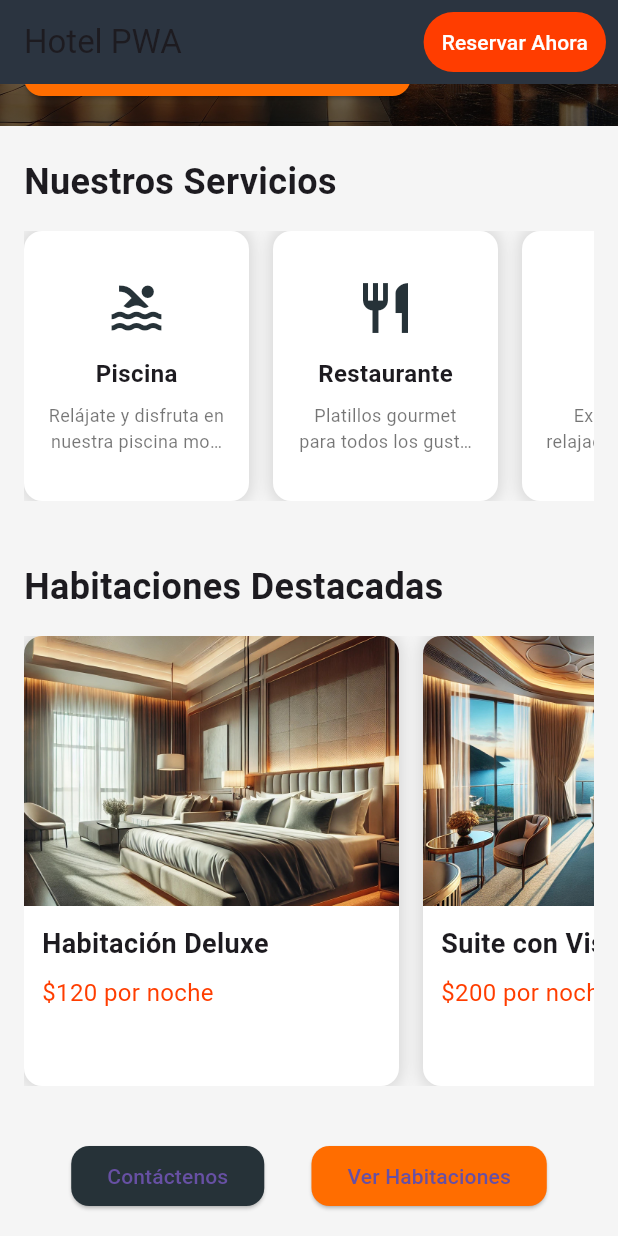
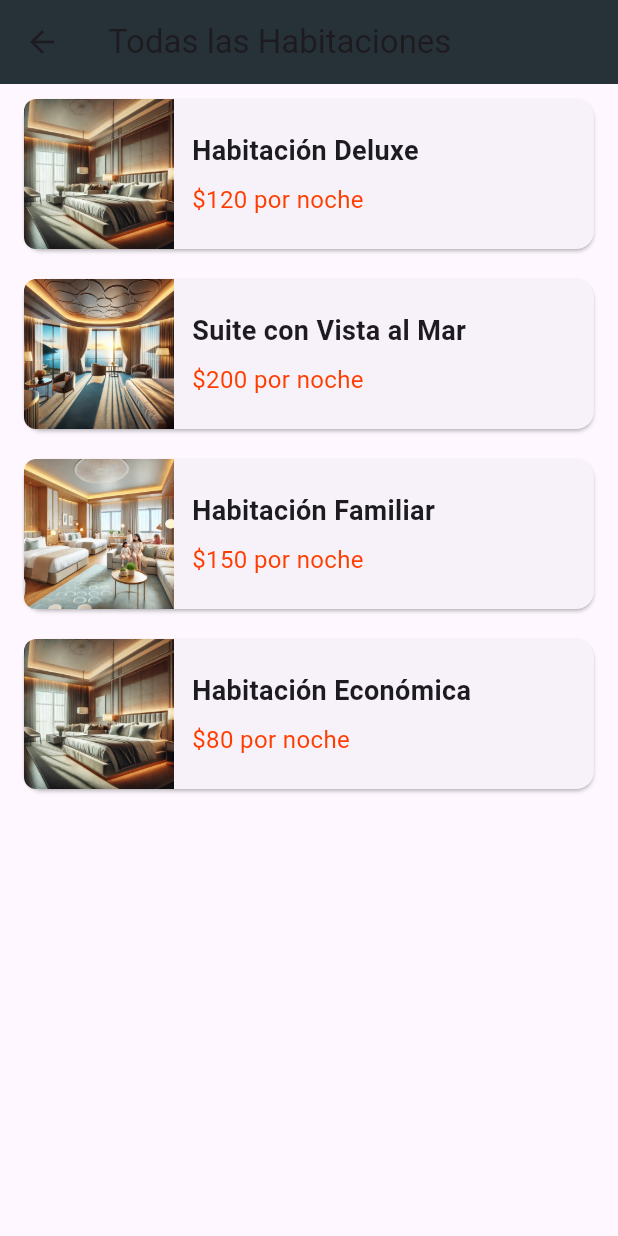
Before and after one commit to ToxikFocus/Hoteleria, a Flutter app: the screen it shows after launch, scrolled down 322 dp, after a tap on "Ver Habitaciones", on a phone screen of 412 x 824 dp. Run offline on Flutter 3.47's test engine with Material 3 defaults, Android fonts, the phone set to English and light mode, and no system bars; our stand-ins replace sqflite; accounts and stored records are empty.

Commit message:
consulta de habitaciones lista

```diff
--- /dev/null
+++ b/lib/AllRoomsScreen.dart
@@ -0,0 +1,107 @@
+import 'package:flutter/material.dart';
+import 'RoomDetailsScreen.dart'; // Importamos la pantalla de detalles
+
+class AllRoomsScreen extends StatelessWidget {
+  const AllRoomsScreen({super.key});
+
+  @override
+  Widget build(BuildContext context) {
+    final List<Map<String, String>> rooms = [
+      {
+        'image': 'assets/images/room1.jpg',
+        'title': 'Habitación Deluxe',
+        'price': '\$120 por noche',
+        'description': 'La Habitación Deluxe cuenta con vistas impresionantes y todas las comodidades modernas para garantizar una estancia lujosa y cómoda.',
+      },
+      {
+        'image': 'assets/images/room2.jpg',
+        'title': 'Suite con Vista al Mar',
+        'price': '\$200 por noche',
+        'description': 'Disfruta de la vista al mar desde esta suite equipada con una sala de estar privada, balcón y bañera de hidromasaje.',
+      },
+      {
+        'image': 'assets/images/room3.jpg',
+        'title': 'Habitación Familiar',
+        'price': '\$150 por noche',
+        'description': 'Ideal para familias, esta habitación ofrece espacio adicional, camas dobles y entretenimiento para los niños.',
+      },
+      {
+        'image': 'assets/images/room1.jpg',
+        'title': 'Habitación Económica',
+        'price': '\$80 por noche',
+        'description': 'Perfecta para presupuestos ajustados, esta habitación combina comodidad y ahorro sin comprometer la calidad.',
+      },
+    ];
+
+    return Scaffold(
+      appBar: AppBar(
+        title: const Text('Todas las Habitaciones'),
+        backgroundColor: Colors.blueGrey[900],
+      ),
+      body: ListView.builder(
+        itemCount: rooms.length,
+        itemBuilder: (context, index) {
+          final room = rooms[index];
+          return GestureDetector(
+            onTap: () {
+              // Navegar a la pantalla de detalles con datos específicos
+              Navigator.push(
+                context,
+                MaterialPageRoute(
+                  builder: (context) => RoomDetailsScreen(
+                    imageUrl: room['image']!,
+                    title: room['title']!,
+                    price: room['price']!,
+                    description: room['description']!,
+                  ),
+                ),
+              );
+            },
+            child: Card(
+              margin: const EdgeInsets.symmetric(vertical: 10.0, horizontal: 16.0),
+              child: Row(
+                children: [
+                  // Imagen de la habitación
+                  ClipRRect(
+                    borderRadius: const BorderRadius.horizontal(left: Radius.circular(8.0)),
+                    child: Image.asset(
+                      room['image']!,
+                      height: 100,
+                      width: 100,
+                      fit: BoxFit.cover,
+                    ),
+                  ),
+                  Expanded(
+                    child: Padding(
+                      padding: const EdgeInsets.all(12.0),
+                      child: Column(
+                        crossAxisAlignment: CrossAxisAlignment.start,
+                        children: [
+                          Text(
+                            room['title']!,
+                            style: const TextStyle(
+                              fontSize: 18,
+                              fontWeight: FontWeight.bold,
+                            ),
+                          ),
+                          const SizedBox(height: 8.0),
+                          Text(
+                            room['price']!,
+                            style: TextStyle(
+                              fontSize: 16,
+                              color: Colors.deepOrangeAccent[400],
+                            ),
+                          ),
+                        ],
+                      ),
+                    ),
+                  ),
+                ],
+              ),
+            ),
+          );
+        },
+      ),
+    );
+  }
+}
--- a/lib/home_screen.dart
+++ b/lib/home_screen.dart
@@ -1,8 +1,12 @@
-// Archivo: home_screen.dart
 import 'package:flutter/material.dart';
 import 'package:intl/intl.dart';
 
+import 'AllRoomsScreen.dart';
+import 'AvailableRoomsScreen.dart';
+
 class HomeScreen extends StatefulWidget {
+  const HomeScreen({super.key});
+
   @override
   _HomeScreenState createState() => _HomeScreenState();
 }
@@ -16,8 +20,8 @@ class _HomeScreenState extends State<HomeScreen> {
     return Scaffold(
       backgroundColor: Colors.grey[100],
       appBar: AppBar(
-        title: Text('Hotel PWA'),
-        backgroundColor: Colors.blueGrey[900], // Cambiamos a un azul gris oscuro
+        title: const Text('Hotel PWA'),
+        backgroundColor: Colors.blueGrey[900],
         elevation: 1,
         actions: [
           Padding(
@@ -28,14 +32,17 @@ class _HomeScreenState extends State<HomeScreen> {
               },
               style: ButtonStyle(
                 foregroundColor: MaterialStateProperty.all(Colors.white),
-                backgroundColor: MaterialStateProperty.all(Colors.deepOrangeAccent[400]),
+                backgroundColor: MaterialStateProperty.all(Colors.orange),
                 shape: MaterialStateProperty.all(
                   RoundedRectangleBorder(
                     borderRadius: BorderRadius.circular(20),
                   ),
                 ),
+                padding: MaterialStateProperty.all(
+                  const EdgeInsets.symmetric(horizontal: 16, vertical: 8),
+                ),
               ),
-              child: Text('Reservar Ahora'),
+              child: const Text('Reservar Ahora'),
             ),
           ),
         ],
@@ -58,9 +65,9 @@ class _HomeScreenState extends State<HomeScreen> {
               selectedDateRange: selectedDateRange,
               numberOfGuests: numberOfGuests,
             ),
-            ServicesSection(),
-            RoomsSection(),
-            BottomActionButtons(),
+            const ServicesSection(),
+            const RoomsSection(),
+            const BottomActionButtons(),
           ],
         ),
       ),
@@ -74,7 +81,8 @@ class HeaderSection extends StatelessWidget {
   final DateTimeRange? selectedDateRange;
   final int numberOfGuests;
 
-  HeaderSection({
+  const HeaderSection({
+    super.key,
     required this.onDateRangeSelected,
     required this.onGuestsChanged,
     this.selectedDateRange,
@@ -87,9 +95,9 @@ class HeaderSection extends StatelessWidget {
       children: [
         Container(
           height: 350,
-          decoration: BoxDecoration(
+          decoration: const BoxDecoration(
             image: DecorationImage(
-              image: AssetImage('assets/images/hotel_banner.jpg'), // Imagen local
+              image: AssetImage('assets/images/hotel_banner.jpg'),
               fit: BoxFit.cover,
             ),
           ),
@@ -111,7 +119,7 @@ class HeaderSection extends StatelessWidget {
           child: Column(
             crossAxisAlignment: CrossAxisAlignment.start,
             children: [
-              Text(
+              const Text(
                 'Bienvenido a Hotel PWA',
                 style: TextStyle(
                   fontSize: 32,
@@ -119,33 +127,44 @@ class HeaderSection extends StatelessWidget {
                   fontWeight: FontWeight.bold,
                 ),
               ),
-              Text(
+              const Text(
                 'Busca disponibilidad basada en fechas y número de huéspedes',
                 style: TextStyle(
                   fontSize: 18,
                   color: Colors.white70,
                 ),
               ),
-              SizedBox(height: 16.0),
+              const SizedBox(height: 16.0),
               DateSelector(
                 selectedDateRange: selectedDateRange,
                 onDateRangeSelected: onDateRangeSelected,
               ),
-              SizedBox(height: 16.0),
+              const SizedBox(height: 16.0),
               GuestsSelector(
                 numberOfGuests: numberOfGuests,
                 onGuestsChanged: onGuestsChanged,
               ),
-              SizedBox(height: 16.0),
+              const SizedBox(height: 16.0),
               ElevatedButton(
                 onPressed: () {
                   if (selectedDateRange == null) {
                     ScaffoldMessenger.of(context).showSnackBar(
-                      SnackBar(content: Text('Por favor selecciona un rango de fechas.')),
+                      const SnackBar(
+                        content: Text('Por favor selecciona un rango de fechas.'),
+                      ),
                     );
                     return;
                   }
-                  print('Buscando habitaciones disponibles para $numberOfGuests personas del ${DateFormat('dd/MM/yyyy').format(selectedDateRange!.start)} al ${DateFormat('dd/MM/yyyy').format(selectedDateRange!.end)}');
+
+                  Navigator.push(
+                    context,
+                    MaterialPageRoute(
+                      builder: (context) => AvailableRoomsScreen(
+                        selectedDateRange: selectedDateRange!,
+                        numberOfGuests: numberOfGuests,
+                      ),
+                    ),
+                  );
                 },
                 style: ElevatedButton.styleFrom(
                   backgroundColor: Colors.orangeAccent[700],
@@ -153,7 +172,7 @@ class HeaderSection extends StatelessWidget {
                     borderRadius: BorderRadius.circular(12),
                   ),
                 ),
-                child: Text('Buscar Habitaciones Disponibles'),
+                child: const Text('Buscar Habitaciones Disponibles'),
               ),
             ],
           ),
@@ -163,12 +182,12 @@ class HeaderSection extends StatelessWidget {
   }
 }
 
-// Widget para el selector de fechas
 class DateSelector extends StatelessWidget {
   final DateTimeRange? selectedDateRange;
   final Function(DateTimeRange) onDateRangeSelected;
 
-  DateSelector({
+  const DateSelector({
+    super.key,
     required this.selectedDateRange,
     required this.onDateRangeSelected,
   });
@@ -180,7 +199,7 @@ class DateSelector extends StatelessWidget {
         DateTimeRange? range = await showDateRangePicker(
           context: context,
           firstDate: DateTime.now(),
-          lastDate: DateTime.now().add(Duration(days: 365)),
+          lastDate: DateTime.now().add(const Duration(days: 365)),
           builder: (context, child) {
             return Theme(
               data: ThemeData.light().copyWith(
@@ -197,11 +216,11 @@ class DateSelector extends StatelessWidget {
         }
       },
       child: Container(
-        padding: EdgeInsets.all(12.0),
+        padding: const EdgeInsets.all(12.0),
         decoration: BoxDecoration(
           color: Colors.white,
           borderRadius: BorderRadius.circular(8.0),
-          boxShadow: [
+          boxShadow: const [
             BoxShadow(
               color: Colors.black12,
               blurRadius: 6.0,
@@ -213,12 +232,12 @@ class DateSelector extends StatelessWidget {
           mainAxisAlignment: MainAxisAlignment.spaceBetween,
           children: [
             Icon(Icons.calendar_today, color: Colors.blueGrey[900]),
-            SizedBox(width: 8.0),
+            const SizedBox(width: 8.0),
             Text(
               selectedDateRange == null
                   ? 'Seleccionar Fechas'
                   : 'Desde: ${DateFormat('dd/MM/yyyy').format(selectedDateRange!.start)} - Hasta: ${DateFormat('dd/MM/yyyy').format(selectedDateRange!.end)}',
-              style: TextStyle(fontSize: 16, color: Colors.black87),
+              style: const TextStyle(fontSize: 16, color: Colors.black87),
             ),
           ],
         ),
@@ -231,7 +250,8 @@ class GuestsSelector extends StatelessWidget {
   final int numberOfGuests;
   final Function(int) onGuestsChanged;
 
-  GuestsSelector({
+  const GuestsSelector({
+    super.key,
     required this.numberOfGuests,
     required this.onGuestsChanged,
   });
@@ -239,11 +259,11 @@ class GuestsSelector extends StatelessWidget {
   @override
   Widget build(BuildContext context) {
     return Container(
-      padding: EdgeInsets.symmetric(horizontal: 12.0),
+      padding: const EdgeInsets.symmetric(horizontal: 12.0),
       decoration: BoxDecoration(
         color: Colors.white,
         borderRadius: BorderRadius.circular(8.0),
-        boxShadow: [
+        boxShadow: const [
           BoxShadow(
             color: Colors.black12,
             blurRadius: 6.0,
@@ -254,17 +274,22 @@ class GuestsSelector extends StatelessWidget {
       child: Row(
         mainAxisAlignment: MainAxisAlignment.spaceBetween,
         children: [
-          Text('Cantidad de Huéspedes', style: TextStyle(fontSize: 16, color: Colors.black87)),
+          const Text(
+            'Cantidad de Huéspedes',
+            style: TextStyle(fontSize: 16, color: Colors.black87),
+          ),
           DropdownButton<int>(
             value: numberOfGuests,
             onChanged: (value) {
               if (value != null) onGuestsChanged(value);
             },
             items: List.generate(10, (index) => index + 1)
-                .map((e) => DropdownMenuItem<int>(
-              value: e,
-              child: Text('$e'),
-            ))
+                .map(
+                  (e) => DropdownMenuItem<int>(
+                value: e,
+                child: Text('$e'),
+              ),
+            )
                 .toList(),
           ),
         ],
@@ -274,6 +299,8 @@ class GuestsSelector extends StatelessWidget {
 }
 
 class ServicesSection extends StatelessWidget {
+  const ServicesSection({super.key});
+
   @override
   Widget build(BuildContext context) {
     return Padding(
@@ -281,16 +308,16 @@ class ServicesSection extends StatelessWidget {
       child: Column(
         crossAxisAlignment: CrossAxisAlignment.start,
         children: [
-          Text(
+          const Text(
             'Nuestros Servicios',
             style: TextStyle(fontSize: 24, fontWeight: FontWeight.bold),
           ),
-          SizedBox(height: 16.0),
+          const SizedBox(height: 16.0),
           SizedBox(
             height: 180,
             child: ListView(
               scrollDirection: Axis.horizontal,
-              children: [
+              children: const [
                 ServiceCard(
                   icon: Icons.pool,
                   title: 'Piscina',
@@ -320,13 +347,13 @@ class ServicesSection extends StatelessWidget {
   }
 }
 
-// Widget individual para cada tarjeta de servicio
 class ServiceCard extends StatelessWidget {
   final IconData icon;
   final String title;
   final String description;
 
   const ServiceCard({
+    super.key,
     required this.icon,
     required this.title,
     required this.description,
@@ -337,11 +364,11 @@ class ServiceCard extends StatelessWidget {
     return Container(
       width: 150,
       height: 180,
-      margin: EdgeInsets.only(right: 16.0),
+      margin: const EdgeInsets.only(right: 16.0),
       decoration: BoxDecoration(
         color: Colors.white,
         borderRadius: BorderRadius.circular(12.0),
-        boxShadow: [
+        boxShadow: const [
           BoxShadow(
             color: Colors.black12,
             blurRadius: 8.0,
@@ -350,19 +377,28 @@ class ServiceCard extends StatelessWidget {
         ],
       ),
       child: Padding(
-        padding: EdgeInsets.all(16.0),
+        padding: const EdgeInsets.all(16.0),
         child: Column(
           mainAxisAlignment: MainAxisAlignment.center,
           children: [
             Icon(icon, size: 40, color: Colors.blueGrey[900]),
-            SizedBox(height: 12.0),
-            Text(title, style: TextStyle(fontSize: 16, fontWeight: FontWeight.bold)),
-            SizedBox(height: 8.0),
+            const SizedBox(height: 12.0),
+            Text(
+              title,
+              style: const TextStyle(
+                fontSize: 16,
+                fontWeight: FontWeight.bold,
+              ),
+            ),
+            const SizedBox(height: 8.0),
             Flexible(
               child: Text(
                 description,
                 textAlign: TextAlign.center,
-                style: TextStyle(fontSize: 12, color: Colors.black54),
+                style: const TextStyle(
+                  fontSize: 12,
+                  color: Colors.black54,
+                ),
                 maxLines: 2,
                 overflow: TextOverflow.ellipsis,
               ),
@@ -375,6 +411,8 @@ class ServiceCard extends StatelessWidget {
 }
 
 class RoomsSection extends StatelessWidget {
+  const RoomsSection({super.key});
+
   @override
   Widget build(BuildContext context) {
     return Padding(
@@ -382,16 +420,16 @@ class RoomsSection extends StatelessWidget {
       child: Column(
         crossAxisAlignment: CrossAxisAlignment.start,
         children: [
-          Text(
+          const Text(
             'Habitaciones Destacadas',
             style: TextStyle(fontSize: 24, fontWeight: FontWeight.bold),
           ),
-          SizedBox(height: 16.0),
+          const SizedBox(height: 16.0),
           SizedBox(
             height: 300,
             child: ListView(
               scrollDirection: Axis.horizontal,
-              children: [
+              children: const [
                 RoomCard(
                   imageUrl: 'assets/images/room1.jpg',
                   title: 'Habitación Deluxe',
@@ -422,6 +460,7 @@ class RoomCard extends StatelessWidget {
   final String price;
 
   const RoomCard({
+    super.key,
     required this.imageUrl,
     required this.title,
     required this.price,
@@ -431,11 +470,11 @@ class RoomCard extends StatelessWidget {
   Widget build(BuildContext context) {
     return Container(
       width: 250,
-      margin: EdgeInsets.only(right: 16.0),
+      margin: const EdgeInsets.only(right: 16.0),
       decoration: BoxDecoration(
         color: Colors.white,
         borderRadius: BorderRadius.circular(12.0),
-        boxShadow: [
+        boxShadow: const [
           BoxShadow(
             color: Colors.black12,
             blurRadius: 8.0,
@@ -447,7 +486,7 @@ class RoomCard extends StatelessWidget {
         crossAxisAlignment: CrossAxisAlignment.start,
         children: [
           ClipRRect(
-            borderRadius: BorderRadius.vertical(top: Radius.circular(12.0)),
+            borderRadius: const BorderRadius.vertical(top: Radius.circular(12.0)),
             child: Image.asset(
               imageUrl,
               height: 180,
@@ -462,12 +501,18 @@ class RoomCard extends StatelessWidget {
               children: [
                 Text(
                   title,
-                  style: TextStyle(fontSize: 18, fontWeight: FontWeight.bold),
+                  style: const TextStyle(
+                    fontSize: 18,
+                    fontWeight: FontWeight.bold,
+                  ),
                 ),
-                SizedBox(height: 8.0),
+                const SizedBox(height: 8.0),
                 Text(
                   price,
-                  style: TextStyle(fontSize: 16, color: Colors.deepOrangeAccent[400]),
+                  style: TextStyle(
+                    fontSize: 16,
+                    color: Colors.deepOrangeAccent[400],
+                  ),
                 ),
               ],
             ),
@@ -479,6 +524,8 @@ class RoomCard extends StatelessWidget {
 }
 
 class BottomActionButtons extends StatelessWidget {
+  const BottomActionButtons({super.key});
+
   @override
   Widget build(BuildContext context) {
     return Padding(
@@ -491,24 +538,31 @@ class BottomActionButtons extends StatelessWidget {
               print('Contáctenos');
             },
             style: ElevatedButton.styleFrom(
-              backgroundColor: Colors.blueGrey[900],
+              backgroundColor: Colors.blue,
+              padding: const EdgeInsets.symmetric(horizontal: 20, vertical: 12),
               shape: RoundedRectangleBorder(
                 borderRadius: BorderRadius.circular(12),
               ),
             ),
-            child: Text('Contáctenos'),
+            child: const Text('Contáctenos'),
           ),
           ElevatedButton(
             onPressed: () {
-              print('Ver Todas las Habitaciones');
+              Navigator.push(
+                context,
+                MaterialPageRoute(
+                  builder: (context) => const AllRoomsScreen(),
+                ),
+              );
             },
             style: ElevatedButton.styleFrom(
-              backgroundColor: Colors.orangeAccent[700],
+              backgroundColor: Colors.deepOrange,
+              padding: const EdgeInsets.symmetric(horizontal: 20, vertical: 12),
               shape: RoundedRectangleBorder(
                 borderRadius: BorderRadius.circular(12),
               ),
             ),
-            child: Text('Ver Habitaciones'),
+            child: const Text('Ver Habitaciones'),
           ),
         ],
       ),
--- a/lib/main.dart
+++ b/lib/main.dart
@@ -3,10 +3,12 @@ import 'package:flutter/material.dart';
 import 'home_screen.dart'; // Asegúrate de que este archivo exista y esté en la misma carpeta
 
 void main() {
-  runApp(HotelApp());
+  runApp(const HotelApp());
 }
 
 class HotelApp extends StatelessWidget {
+  const HotelApp({super.key});
+
   @override
   Widget build(BuildContext context) {
     return MaterialApp(
@@ -15,7 +17,7 @@ class HotelApp extends StatelessWidget {
       theme: ThemeData(
         primarySwatch: Colors.blue,
       ),
-      home: HomeScreen(),
+      home: const HomeScreen(),
     );
   }
 }
```
Also changed, not shown: lib/AvailableRoomsScreen.dart (added, +148 -0 lines), lib/RoomDetailsScreen.dart (added, +80 -0 lines), lib/database_helper.dart (added, +70 -0 lines), pubspec.yaml (+8 -3 lines), pubspec.lock, 2 other files.
